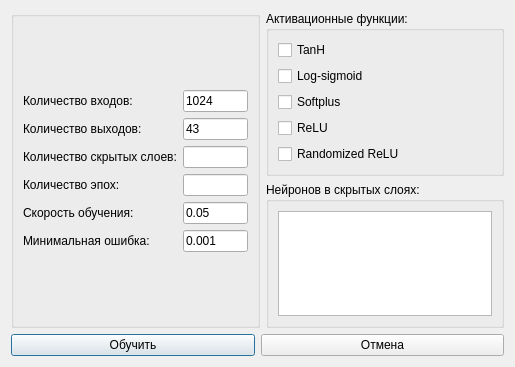
Old version of the form TeachingDialog.ui in the repository Isgeny/ArtificialNeuralNetwork.
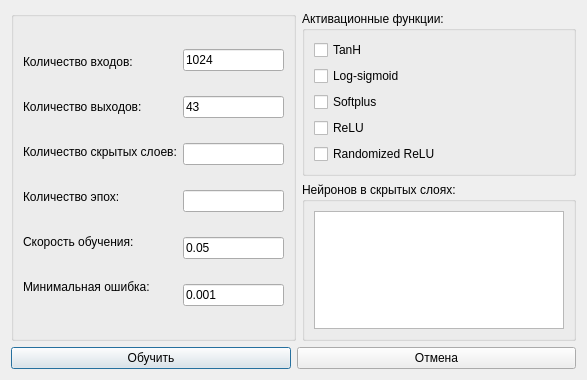
New version of the form.

The edit to the form file:
```diff
--- a/TeachingDialog.ui
+++ b/TeachingDialog.ui
@@ -6,18 +6,18 @@
    <rect>
     <x>0</x>
     <y>0</y>
-    <width>515</width>
-    <height>367</height>
+    <width>587</width>
+    <height>380</height>
    </rect>
   </property>
   <property name="windowTitle">
    <string>Введите параметры обучения</string>
   </property>
-  <layout class="QGridLayout" name="gridLayout_3">
-   <item row="0" column="0">
-    <layout class="QVBoxLayout" name="verticalLayout_4">
+  <layout class="QVBoxLayout" name="verticalLayout_8">
      <item>
-      <layout class="QHBoxLayout" name="horizontalLayout_2">
+    <layout class="QVBoxLayout" name="verticalLayout_7">
+     <item>
+      <layout class="QHBoxLayout" name="horizontalLayout_3">
        <item>
         <widget class="QGroupBox" name="groupBox_3">
          <property name="title">
@@ -25,90 +25,146 @@
          </property>
          <layout class="QVBoxLayout" name="verticalLayout_5">
           <item>
-           <layout class="QGridLayout" name="gridLayout">
-            <item row="4" column="1">
-             <widget class="QLineEdit" name="lnEditNu">
+           <layout class="QHBoxLayout" name="horizontalLayout_2">
+            <item>
+             <layout class="QVBoxLayout" name="verticalLayout_4">
+              <property name="spacing">
+               <number>25</number>
+              </property>
+              <property name="sizeConstraint">
+               <enum>QLayout::SetDefaultConstraint</enum>
+              </property>
+              <item>
+               <widget class="QLabel" name="lbl_inputs">
+                <property name="sizePolicy">
+                 <sizepolicy hsizetype="Preferred" vsizetype="Fixed">
+                  <horstretch>0</horstretch>
+                  <verstretch>0</verstretch>
+                 </sizepolicy>
+                </property>
               <property name="text">
-               <string>0.05</string>
+                 <string>Количество входов:</string>
               </property>
              </widget>
             </item>
-            <item row="1" column="0">
+              <item>
              <widget class="QLabel" name="lbl_outputs">
+                <property name="sizePolicy">
+                 <sizepolicy hsizetype="Preferred" vsizetype="Fixed">
+                  <horstretch>0</horstretch>
+                  <verstretch>0</verstretch>
+                 </sizepolicy>
+                </property>
               <property name="text">
                <string>Количество выходов:</string>
               </property>
              </widget>
             </item>
-            <item row="1" column="1">
-             <widget class="QLineEdit" name="lnEditOutputs">
+              <item>
+               <widget class="QLabel" name="lbl_hidLayCount">
+                <property name="sizePolicy">
+                 <sizepolicy hsizetype="Preferred" vsizetype="Fixed">
+                  <horstretch>0</horstretch>
+                  <verstretch>0</verstretch>
+                 </sizepolicy>
+                </property>
               <property name="text">
-               <string>43</string>
+                 <string>Количество скрытых слоев:</string>
               </property>
              </widget>
             </item>
-            <item row="5" column="0">
-             <widget class="QLabel" name="lbl_minMistake">
+              <item>
+               <widget class="QLabel" name="lbl_eraCount">
+                <property name="sizePolicy">
+                 <sizepolicy hsizetype="Preferred" vsizetype="Fixed">
+                  <horstretch>0</horstretch>
+                  <verstretch>0</verstretch>
+                 </sizepolicy>
+                </property>
               <property name="text">
-               <string>Минимальная ошибка:</string>
+                 <string>Количество эпох:</string>
               </property>
              </widget>
             </item>
-            <item row="4" column="0">
+              <item>
              <widget class="QLabel" name="lbl_nu">
+                <property name="sizePolicy">
+                 <sizepolicy hsizetype="Preferred" vsizetype="Fixed">
+                  <horstretch>0</horstretch>
+                  <verstretch>0</verstretch>
+                 </sizepolicy>
+                </property>
               <property name="text">
                <string>Скорость обучения:</string>
               </property>
              </widget>
             </item>
-            <item row="2" column="1">
+              <item>
+               <widget class="QLabel" name="lbl_minMistake">
+                <property name="sizePolicy">
+                 <sizepolicy hsizetype="Preferred" vsizetype="Fixed">
+                  <horstretch>0</horstretch>
+                  <verstretch>0</verstretch>
+                 </sizepolicy>
+                </property>
+                <property name="text">
+                 <string>Минимальная ошибка:</string>
+                </property>
+               </widget>
+              </item>
+             </layout>
+            </item>
+            <item>
+             <layout class="QVBoxLayout" name="verticalLayout_3">
+              <property name="spacing">
+               <number>25</number>
+              </property>
+              <property name="sizeConstraint">
+               <enum>QLayout::SetNoConstraint</enum>
+              </property>
+              <item>
+               <widget class="QLineEdit" name="lnEditInputs">
+                <property name="text">
+                 <string>1024</string>
+                </property>
+               </widget>
+              </item>
+              <item>
+               <widget class="QLineEdit" name="lnEditOutputs">
+                <property name="text">
+                 <string>43</string>
+                </property>
+               </widget>
+              </item>
+              <item>
              <widget class="QLineEdit" name="lnEditHiddenLayCount">
               <property name="text">
                <string/>
               </property>
              </widget>
             </item>
-            <item row="5" column="1">
+              <item>
+               <widget class="QLineEdit" name="lnEditEraCount">
+                <property name="text">
+                 <string/>
+                </property>
+               </widget>
+              </item>
+              <item>
+               <widget class="QLineEdit" name="lnEditNu">
+                <property name="text">
+                 <string>0.05</string>
+                </property>
+               </widget>
+              </item>
+              <item>
              <widget class="QLineEdit" name="lnEditMinMistake">
               <property name="text">
                <string>0.001</string>
               </property>
              </widget>
             </item>
-            <item row="3" column="0">
-             <widget class="QLabel" name="lbl_eraCount">
-              <property name="text">
-               <string>Количество эпох:</string>
-              </property>
-             </widget>
-            </item>
-            <item row="2" column="0">
-             <widget class="QLabel" name="lbl_hidLayCount">
-              <property name="text">
-               <string>Количество скрытых слоев:</string>
-              </property>
-             </widget>
-            </item>
-            <item row="3" column="1">
-             <widget class="QLineEdit" name="lnEditEraCount">
-              <property name="text">
-               <string/>
-              </property>
-             </widget>
-            </item>
-            <item row="0" column="1">
-             <widget class="QLineEdit" name="lnEditInputs">
-              <property name="text">
-               <string>1024</string>
-              </property>
-             </widget>
-            </item>
-            <item row="0" column="0">
-             <widget class="QLabel" name="lbl_inputs">
-              <property name="text">
-               <string>Количество входов:</string>
-              </property>
-             </widget>
+             </layout>
             </item>
            </layout>
           </item>
@@ -116,7 +172,7 @@
         </widget>
        </item>
        <item>
-        <layout class="QVBoxLayout" name="verticalLayout_3">
+        <layout class="QVBoxLayout" name="verticalLayout_6">
          <item>
           <widget class="QGroupBox" name="groupBox">
            <property name="title">
```
Lines whose indentation alone changed are shown as unchanged.
